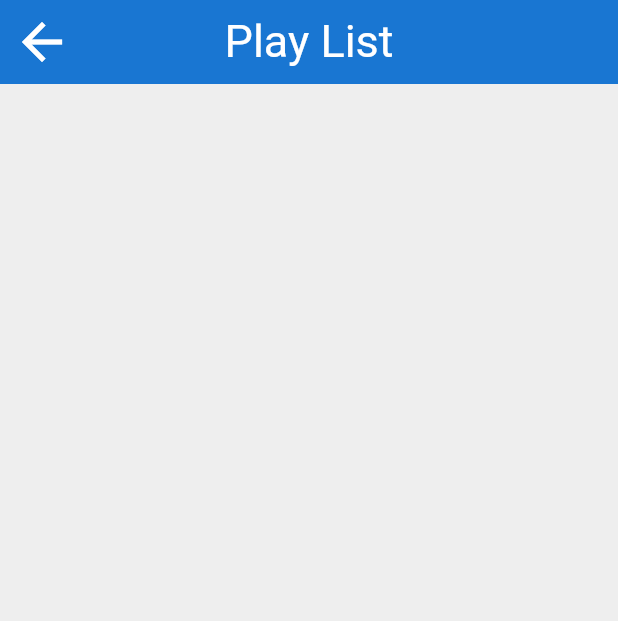
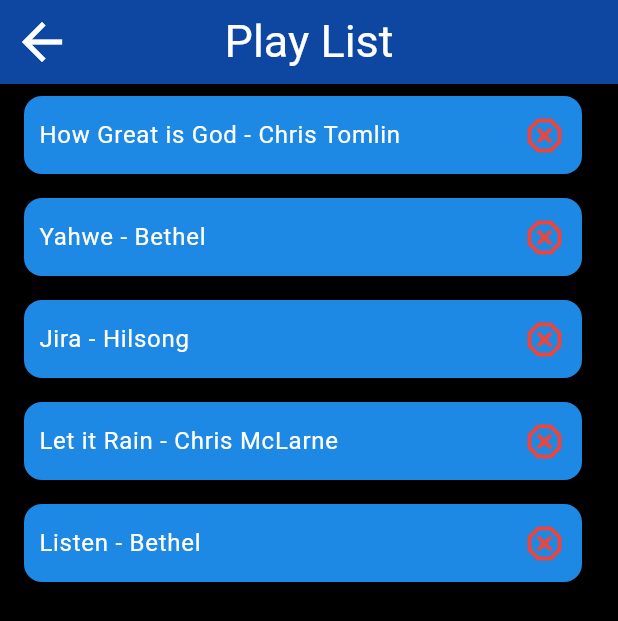
Before and after one commit to MariusRadyn/TeamPlayer, a Flutter app: the PlaylistPage screen opened by its route, on a phone screen of 412 x 824 dp. Shown: the top 621 px of the screen. Run offline on Flutter 3.47's test engine with Material 3 defaults, Android fonts, the phone set to English and light mode, and no system bars; our stand-ins replace rive; missing offline and left inert: circle_list, scrollable_reorderable_navbar.

Commit message:
no message

```diff
--- a/lib/main.dart
+++ b/lib/main.dart
@@ -6,7 +6,7 @@ import 'package:team_player/pages/ProfilePage.dart';
 void main() => runApp(MaterialApp(
   debugShowCheckedModeBanner: false,
   theme: ThemeData(
-    primarySwatch: Colors.amber,
+    primarySwatch: Colors.lightBlue,
   ),
   initialRoute: '/',
   routes: {
--- a/lib/pages/PlaylistPage.dart
+++ b/lib/pages/PlaylistPage.dart
@@ -1,4 +1,6 @@
 import 'package:flutter/material.dart';
+import 'package:team_player/utils/playListItem.dart';
+import 'package:team_player/utils/playListItem.dart';
 
 class PlaylistPage extends StatefulWidget {
   const PlaylistPage({super.key});
@@ -8,16 +10,33 @@ class PlaylistPage extends StatefulWidget {
 }
 
 class _PlaylistPageState extends State<PlaylistPage> {
+
+  final List songList = [
+    'How Great is God - Chris Tomlin',
+    'Yahwe - Bethel',
+    'Jira - Hilsong',
+    'Let it Rain - Chris McLarne',
+    'Listen - Bethel',
+  ];
+
+  void reorderItems(int oldIndex, int newIndex){
+    setState(() {
+
+      // Fix error when moving down
+      if(oldIndex < newIndex) newIndex--;
+
+      final tile = songList.removeAt(oldIndex);
+      songList.insert(newIndex, tile);
+    });
+  }
+
   @override
   Widget build(BuildContext context) {
     return Scaffold(
-      backgroundColor: Colors.grey[200],
+      backgroundColor: Colors.black,
       appBar: AppBar(
-        iconTheme: IconThemeData(
-          size: 40.0,
-          color: Colors.white,
-        ),
-        backgroundColor: Colors.blue[700],
+        iconTheme: IconThemeData(size: 40.0,color: Colors.white,),
+        backgroundColor: Colors.blue[900],
         title: const Text('Play List',
           style: TextStyle(
             fontSize: 30.0,
@@ -26,6 +45,20 @@ class _PlaylistPageState extends State<PlaylistPage> {
         ),
         centerTitle: true,
       ),
+     body: ReorderableListView(
+         children: [
+           for (final song in songList)
+             ListTile(
+               key: ValueKey(song),
+               title: PlayListItem(
+                   text: song,
+                 onDelete: (){},
+               ),
+             )
+         ],
+         onReorder: (oldIndex, newIndex) => reorderItems(oldIndex, newIndex),
+
+     ),
     );
   }
 }
--- /dev/null
+++ b/lib/utils/playListItem.dart
@@ -0,0 +1,44 @@
+import 'package:flutter/material.dart';
+
+class PlayListItem extends StatelessWidget {
+  final String text;
+  Function()? onDelete;
+
+  PlayListItem({
+    super.key,
+    required this.text,
+    this.onDelete,
+  });
+
+  @override
+  Widget build(BuildContext context) {
+    return Container(
+      padding: EdgeInsets.all(2),
+      decoration: BoxDecoration(
+          color: Colors.blue[600],
+          borderRadius: BorderRadius.circular(12),
+      ),
+      child: Row(
+        children: [
+          Padding(
+            padding: const EdgeInsets.all(8.0),
+            child: Text(text,
+              style: TextStyle(color: Colors.white),
+            ),
+          ),
+          Expanded(
+            child: IconButton(
+              alignment: Alignment.centerRight,
+                onPressed: onDelete,
+                icon: Icon(
+                  Icons.dangerous_outlined,
+                  color: Colors.red,
+                  size: 30,
+                )
+            ),
+          )
+        ],
+      ),
+    );
+  }
+}
```
